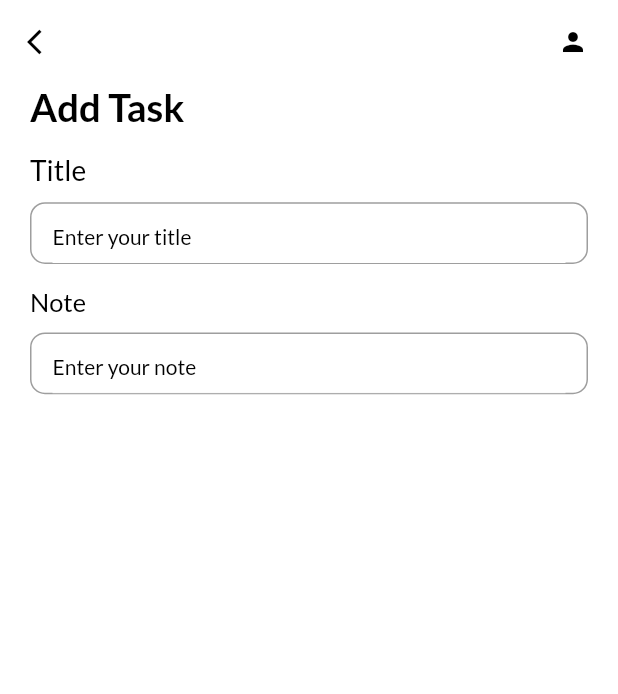
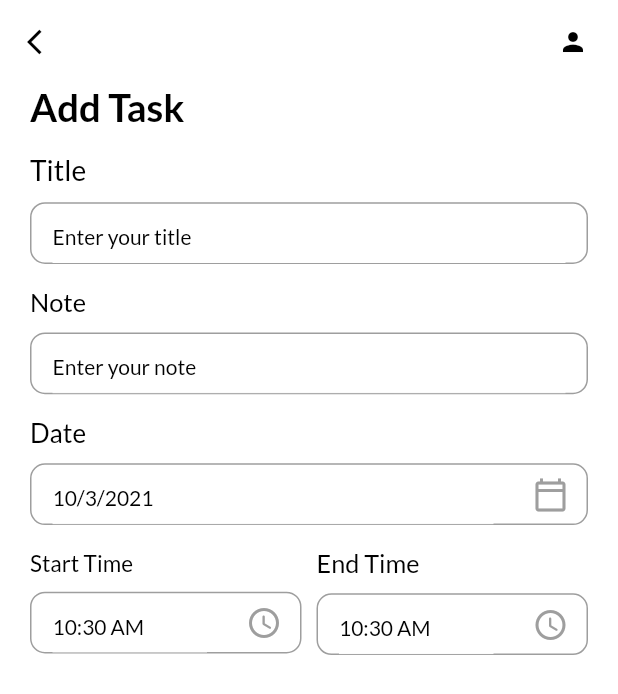
Before and after one commit to achmadrizkin/flutter_todo_app, a Flutter app: the AddTask screen opened directly, on a phone screen of 412 x 824 dp. Shown: the top 694 px of the screen. Run offline on Flutter 3.47's test engine with Material 2 defaults, Android fonts, the phone set to English and light mode, and no system bars; our stand-ins replace date_picker_timeline, flutter_local_notifications, get, get_storage, google_fonts, timezone; accounts and stored records are empty.

Commit message:
insert date, and time working

```diff
--- a/lib/ui/addTask/add_task.dart
+++ b/lib/ui/addTask/add_task.dart
@@ -1,12 +1,23 @@
+// ignore_for_file: prefer_const_constructors
+
 import 'package:flutter/material.dart';
-import 'package:flutter_todo_app/services/theme_service.dart';
 import 'package:flutter_todo_app/ui/addTask/widget/input_field.dart';
 import 'package:flutter_todo_app/utils/responsive_text.dart';
 import 'package:flutter_todo_app/utils/textStyle.dart';
 import 'package:get/get.dart';
+import 'package:intl/intl.dart';
 
-class AddTask extends StatelessWidget {
+class AddTask extends StatefulWidget {
   const AddTask({Key? key}) : super(key: key);
+
+  @override
+  State<AddTask> createState() => _AddTaskState();
+}
+
+class _AddTaskState extends State<AddTask> {
+  DateTime _selectedDate = DateTime.now();
+  String _startTime = DateFormat("hh:mm a").format(DateTime.now()).toString();
+  String _endTime = DateFormat("hh:mm a").format(DateTime.now()).toString();
 
   @override
   Widget build(BuildContext context) {
@@ -33,6 +44,53 @@ class AddTask extends StatelessWidget {
                 hintLabel: "Enter your note",
                 textSize: 11,
               ),
+              InputField(
+                label: "Date",
+                hintLabel: DateFormat.yMd().format(_selectedDate),
+                textSize: 11,
+                widget: IconButton(
+                  onPressed: () {
+                    // show calendar
+                    _getDateFromUser();
+                  },
+                  icon: Icon(Icons.calendar_today_outlined, color: Colors.grey),
+                ),
+              ),
+              Row(
+                children: [
+                  Expanded(
+                    child: InputField(
+                      label: "Start Time",
+                      hintLabel: _startTime,
+                      textSize: 6,
+                      widget: IconButton(
+                        icon: Icon(
+                          Icons.access_time_rounded,
+                          color: Colors.grey,
+                        ),
+                        onPressed: () => _getTimeFromUser(isStartTime: true),
+                      ),
+                    ),
+                  ),
+                  SizedBox(
+                    width: 10,
+                  ),
+                  Expanded(
+                    child: InputField(
+                      label: "End Time",
+                      hintLabel: _endTime,
+                      textSize: 6,
+                      widget: IconButton(
+                        icon: Icon(
+                          Icons.access_time_rounded,
+                          color: Colors.grey,
+                        ),
+                        onPressed: () => _getTimeFromUser(isStartTime: false),
+                      ),
+                    ),
+                  ),
+                ],
+              )
             ],
           ),
         ),
@@ -67,4 +125,46 @@ class AddTask extends StatelessWidget {
       ],
     );
   }
+
+  _getDateFromUser() async {
+    DateTime? _pickerDate = await showDatePicker(
+        context: context,
+        initialDate: DateTime.now(),
+        firstDate: DateTime(2021),
+        lastDate: DateTime(2121));
+
+    if (_pickerDate != null) {
+      setState(() {
+        _selectedDate = _pickerDate;
+      });
+    } else {
+      print("Something wrong");
+    }
+  }
+
+  _getTimeFromUser({required bool isStartTime}) async {
+    var pickedTime = await _showTimePicker();
+    String _formattedTime = await pickedTime.format(context);
+
+    if (pickedTime == null) {
+      print("Time cancelled");
+    } else if (isStartTime == true) {
+      setState(() {
+        _startTime = _formattedTime;
+      });
+    } else if (isStartTime == false) {
+      setState(() {
+        _endTime = _formattedTime;
+      });
+    }
+  }
+
+  _showTimePicker() {
+    return showTimePicker(
+        context: context,
+        initialTime: TimeOfDay(
+            hour: int.parse(_startTime.split(":")[0]),
+            minute: int.parse(_startTime.split(":")[1].split(" ")[0])),
+        initialEntryMode: TimePickerEntryMode.input);
+  }
 }
--- a/lib/ui/addTask/widget/input_field.dart
+++ b/lib/ui/addTask/widget/input_field.dart
@@ -43,6 +43,7 @@ class InputField extends StatelessWidget {
                   child: Padding(
                     padding: const EdgeInsets.only(left: 14.0, right: 14.0),
                     child: TextFormField(
+                      readOnly: (widget == null) ? false : true,
                       autofocus: false,
                       cursorColor:
                           Get.isDarkMode ? Colors.grey[100] : Colors.grey[700],
@@ -63,6 +64,7 @@ class InputField extends StatelessWidget {
                     ),
                   ),
                 ),
+                (widget == null) ? Container() : Container(child: widget),
               ],
             ),
           )
```
